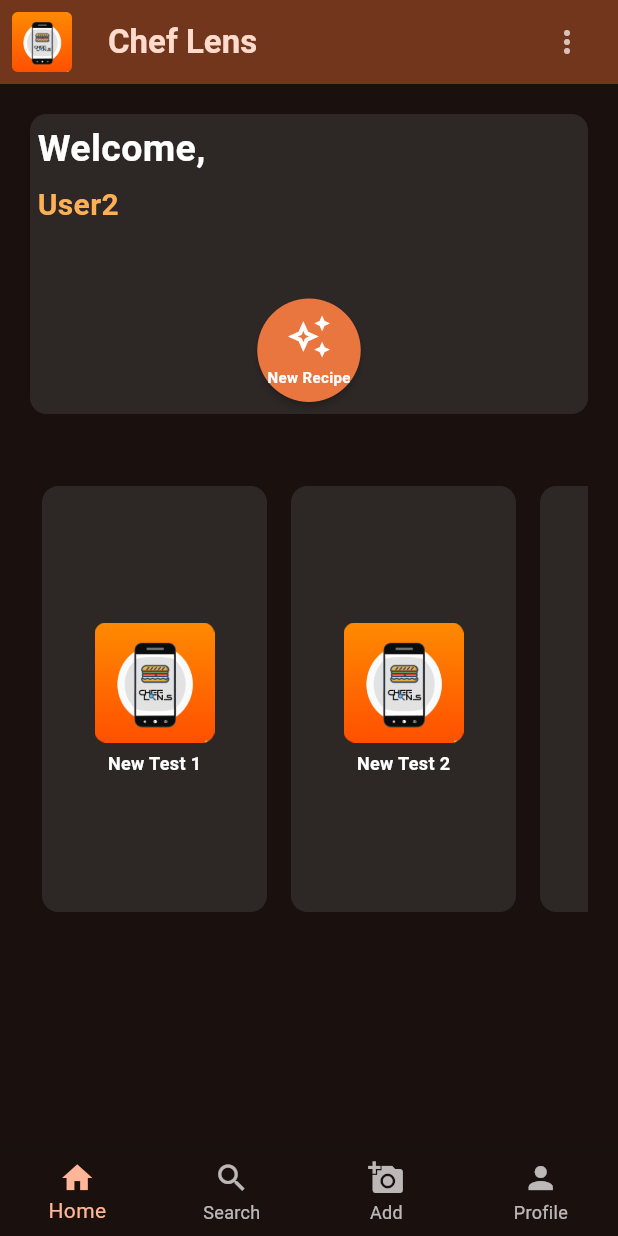
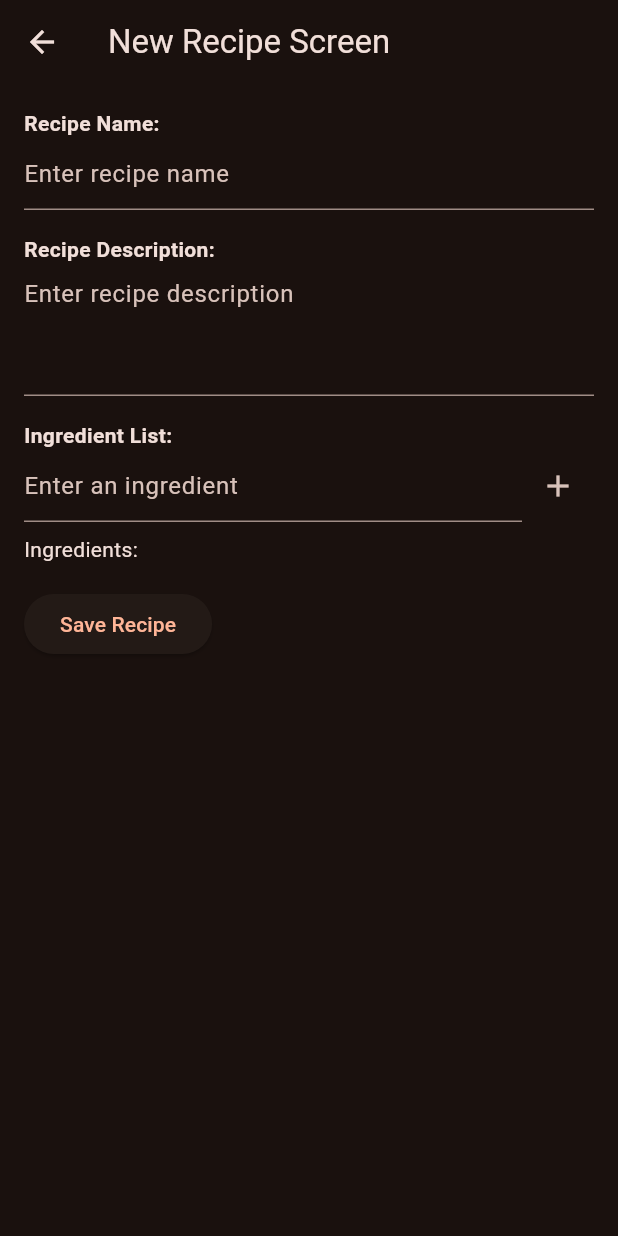
Before and after one commit to brianBoolean88/ChefLens, a Flutter app: the screen it shows after launch, after a tap on "New Recipe", on a phone screen of 412 x 824 dp. Run offline on Flutter 3.47's test engine with Material 3 defaults, Android fonts, the light colour scheme and no system bars; our stand-ins replace cached_network_image, camera, dio; missing offline and left inert: cookie_jar, dio_cookie_manager; Roboto replaces fonts that are missing (Poppins).

Commit message:
Home Screen + 4 new screens

```diff
--- a/lib/main.dart
+++ b/lib/main.dart
@@ -1,13 +1,20 @@
-import "package:flutter/material.dart";
+import 'package:flutter/material.dart';
 import './utilities/customscroll.dart';
-import "screens/root_page.dart";
+import 'screens/root_page.dart';
+import './utilities/app_settings.dart';
+import 'package:provider/provider.dart';
 
 void main() {
-  runApp(const MyApp());
+  runApp(
+    ChangeNotifierProvider(
+      create: (context) => AppSettings(),
+      child: const MyApp(),
+    ),
+  );
 }
 
 class MyApp extends StatelessWidget {
-  const MyApp({super.key});
+  const MyApp({Key? key}) : super(key: key);
 
   @override
   Widget build(BuildContext context) {
@@ -18,7 +25,7 @@ class MyApp extends StatelessWidget {
       theme: ThemeData(
         useMaterial3: true,
         colorScheme: ColorScheme.fromSeed(
-          seedColor: const Color.fromARGB(255, 233, 117, 63),
+          seedColor: context.watch<AppSettings>().appThemeColor,
           brightness: Brightness.dark,
         ),
         fontFamily: "Poppins",
--- a/lib/screens/home_page.dart
+++ b/lib/screens/home_page.dart
@@ -1,15 +1,23 @@
 import "package:flutter/material.dart";
+import 'package:provider/provider.dart';
 import '../utilities/global.dart' as globals;
 import '../widgets/clickable_image.dart';
+import './new_recipe_screen.dart';
+import './info_screen.dart';
+import '../utilities/app_settings.dart';
+import '../utilities/global.dart';
+import '../widgets/recipe_list.dart';
+
+
 
 class HomePage extends StatefulWidget {
   const HomePage({super.key});
-
   @override
   State<HomePage> createState() => _HomePageState();
 }
 
 class _HomePageState extends State<HomePage> {
+
   @override
   Widget build(BuildContext context) {
     return SingleChildScrollView(
@@ -19,16 +27,17 @@ class _HomePageState extends State<HomePage> {
           children: [
             Container(
               decoration: BoxDecoration(
-                color: Color.fromARGB(107, 71, 71, 71),
+                color: const Color.fromARGB(107, 71, 71, 71),
                 borderRadius: BorderRadius.circular(11.0),
               ),
               child: Column(
-                mainAxisAlignment: MainAxisAlignment.start,
+                mainAxisAlignment: MainAxisAlignment.center,
                 children: [
                   Row(
+                    mainAxisAlignment: MainAxisAlignment.center, // Center the Row horizontally
                     children: [
                       Column(
-                        crossAxisAlignment: CrossAxisAlignment.start,
+                        crossAxisAlignment: CrossAxisAlignment.center,
                         children: [
                           const Padding(
                             padding: EdgeInsets.all(5),
@@ -45,10 +54,10 @@ class _HomePageState extends State<HomePage> {
                             padding: const EdgeInsets.only(left: 5),
                             child: Text(
                               globals.username,
-                              style: const TextStyle(
+                              style: TextStyle(
                                 fontWeight: FontWeight.bold,
                                 fontSize: 20,
-                                color: Color.fromRGBO(255, 176, 85, 1),
+                                color: context.watch<AppSettings>().appThemeColor,
                               ),
                             ),
                           ),
@@ -59,12 +68,21 @@ class _HomePageState extends State<HomePage> {
                   const Padding(
                     padding: EdgeInsets.only(top: 20, bottom: 20),
                   ),
+
+                  Row(
+                    mainAxisAlignment: MainAxisAlignment.center,
+                    children: [
                       Padding(
                         padding: const EdgeInsets.all(8.0),
                         child: RawMaterialButton(
-                      onPressed: () => print("hi"),
+                          onPressed: () {
+                            Navigator.push(
+                              context,
+                              MaterialPageRoute(builder: (context) => const NewRecipeScreen()),
+                            );
+                          },
                           elevation: 2.0,
-                      fillColor: const Color.fromARGB(255, 233, 117, 63),
+                          fillColor: context.watch<AppSettings>().appThemeColor,
                           shape: const CircleBorder(),
                           child: const Padding(
                             padding: EdgeInsets.all(10.0),
@@ -90,28 +108,68 @@ class _HomePageState extends State<HomePage> {
                           ),
                         ),
                       ),
+
+
+                      Padding(
+                        padding: const EdgeInsets.all(8.0),
+                        child: RawMaterialButton(
+                          onPressed: () {
+                            Navigator.push(
+                              context,
+                              MaterialPageRoute(builder: (context) => const InfoScreen()),
+                            );
+                          },
+                          elevation: 2.0,
+                          fillColor: context.watch<AppSettings>().appThemeColor,
+                          shape: const CircleBorder(),
+                          child: const Padding(
+                            padding: EdgeInsets.all(10.0),
+                            child: Column(
+                              mainAxisAlignment: MainAxisAlignment.center,
+                              children: [
+                                Icon(
+                                  Icons.info_outline,
+                                  color: Colors.white,
+                                  size: 30.0,
+                                ),
+                                SizedBox(height: 5.0),
+                                Text(
+                                  "Info",
+                                  style: TextStyle(
+                                    color: Colors.white,
+                                    fontWeight: FontWeight.bold,
+                                    fontSize: 10,
+                                  ),
+                                ),
+                              ],
+                            ),
+                          ),
+                        ),
+                      ),
+
+                    ],
+                  )
+
+
                 ],
               ),
             ),
             const Padding(padding: EdgeInsets.all(20)),
-            const SizedBox(
-              height: 300,
-              child: SingleChildScrollView(
-                scrollDirection: Axis.horizontal,
-                child: Row(
-                  children: [
-                    ImageButton(imageName: "assets/images/icon.png", title: "New Test 1"),
-                    ImageButton(imageName: "assets/images/icon.png", title: "New Test 2"),
-                    ImageButton(imageName: "assets/images/icon.png", title: "New Test 3"),
-                    ImageButton(imageName: "assets/images/icon.png", title: "New Test 4"),
-                    ImageButton(imageName: "assets/images/icon.png", title: "New Test 5"),
-                    ImageButton(imageName: "assets/images/icon.png", title: "New Test 6"),
-                    ImageButton(imageName: "assets/images/icon.png", title: "New Test 7"),
-                    // Add more image buttons as needed
-                  ],
+
+            const Text(
+              "Recent Recipes",
+              style: TextStyle(
+                color: Colors.white,
+                fontWeight: FontWeight.bold,
+                fontSize: 20,
               ),
             ),
-            ),
+
+            const Padding(padding: EdgeInsets.all(10)),
+
+
+            RecipeList(),
+
           ],
         ),
       ),
--- /dev/null
+++ b/lib/screens/new_recipe_screen.dart
@@ -0,0 +1,142 @@
+import 'package:flutter/material.dart';
+import '../utilities/global.dart';
+import '../screens/notification_page.dart';
+import '../screens/home_page.dart';
+
+class NewRecipeScreen extends StatefulWidget {
+  const NewRecipeScreen({Key? key}) : super(key: key);
+
+  @override
+  // ignore: library_private_types_in_public_api
+  _NewRecipeScreenState createState() => _NewRecipeScreenState();
+}
+
+class _NewRecipeScreenState extends State<NewRecipeScreen> {
+  final TextEditingController _recipeNameController = TextEditingController();
+  final TextEditingController _recipeDescriptionController =
+      TextEditingController();
+  final TextEditingController _ingredientController = TextEditingController();
+
+  List<String> ingredientList = [];
+
+  @override
+  Widget build(BuildContext context) {
+    return Scaffold(
+      appBar: AppBar(
+        title: const Text("New Recipe Screen"),
+      ),
+      body: Padding(
+        padding: const EdgeInsets.all(16.0),
+        child: Column(
+          crossAxisAlignment: CrossAxisAlignment.start,
+          children: [
+            const Text(
+              "Recipe Name:",
+              style: TextStyle(fontWeight: FontWeight.bold),
+            ),
+            TextField(
+              controller: _recipeNameController,
+              decoration: const InputDecoration(
+                hintText: "Enter recipe name",
+              ),
+            ),
+            const SizedBox(height: 16),
+            const Text(
+              "Recipe Description:",
+              style: TextStyle(fontWeight: FontWeight.bold),
+            ),
+            TextField(
+              controller: _recipeDescriptionController,
+              maxLines: 3,
+              decoration: const InputDecoration(
+                hintText: "Enter recipe description",
+              ),
+            ),
+            const SizedBox(height: 16),
+            const Text(
+              "Ingredient List:",
+              style: TextStyle(fontWeight: FontWeight.bold),
+            ),
+            Row(
+              children: [
+                Expanded(
+                  child: TextField(
+                    controller: _ingredientController,
+                    decoration: const InputDecoration(
+                      hintText: "Enter an ingredient",
+                    ),
+                  ),
+                ),
+                IconButton(
+                  icon: const Icon(Icons.add),
+                  onPressed: () {
+                    setState(() {
+                      final ingredient = _ingredientController.text.trim();
+                      if (ingredient.isNotEmpty) {
+                        ingredientList.add(ingredient);
+                        _ingredientController.clear();
+                      }
+                    });
+                  },
+                ),
+              ],
+            ),
+            const SizedBox(height: 8),
+            Text("Ingredients: ${ingredientList.join(', ')}"),
+            const SizedBox(height: 16),
+            ElevatedButton(
+              onPressed: () {
+                // Check if all fields have text before saving
+                if (_recipeNameController.text.isNotEmpty &&
+                    _recipeDescriptionController.text.isNotEmpty &&
+                    ingredientList.isNotEmpty) {
+                  // Save the recipe with the entered data
+                  final recipeName = _recipeNameController.text;
+                  final recipeDescription = _recipeDescriptionController.text;
+
+                  // Combine all recipe information into a list
+                  List<String> recipeInfo = [recipeName, recipeDescription, ...ingredientList];
+
+                  // Save the recipe to the global list
+
+                  userRecipes.add(recipeInfo);
+                  print("printing user recipes");
+                  print(userRecipes);
+                  // Navigate to the NotificationPage
+                  Navigator.push(
+                    context,
+                    MaterialPageRoute(
+                      builder: (context) => const NotificationPage(
+                        textNotification: "Recipe saved successfully!",
+                        color: Colors.green,
+                      ),
+                    ),
+                  );
+                } else {
+                  // Show an error message or handle accordingly
+                  showDialog(
+                    context: context,
+                    builder: (context) => AlertDialog(
+                      title: const Text("Error"),
+                      content: const Text("Please fill in all fields."),
+                      actions: [
+                        TextButton(
+                          onPressed: () {
+                            Navigator.pop(context);
+                          },
+                          child: const Text("OK"),
+                        ),
+                      ],
+                    ),
+                  );
+                }
+              },
+              child: const Text("Save Recipe"),
+            ),
+
+          ]
+        ),
+      ),
+    );
+  }
+}
--- /dev/null
+++ b/lib/utilities/app_settings.dart
@@ -0,0 +1,12 @@
+import 'package:flutter/material.dart';
+
+class AppSettings extends ChangeNotifier {
+  Color _appThemeColor = const Color.fromARGB(255, 233, 117, 63);
+
+  Color get appThemeColor => _appThemeColor;
+
+  set appThemeColor(Color color) {
+    _appThemeColor = color;
+    notifyListeners();
+  }
+}
--- a/lib/utilities/global.dart
+++ b/lib/utilities/global.dart
@@ -1,3 +1,4 @@
 library my_prj.globals;
 
 String username = "User2";
+List<List<String>> userRecipes = [];
--- /dev/null
+++ b/lib/widgets/recipe_list.dart
@@ -0,0 +1,52 @@
+import 'package:chef_lens/widgets/clickable_image.dart';
+import 'package:flutter/material.dart';
+import '../utilities/global.dart';
+
+const int maxRecentRecipes = 3;
+
+class RecipeList extends StatefulWidget {
+  const RecipeList({super.key});
+
+  @override
+  // ignore: library_private_types_in_public_api
+  _RecipeListState createState() => _RecipeListState();
+}
+
+class _RecipeListState extends State<RecipeList> {
+  @override
+  Widget build(BuildContext context) {
+    return SizedBox(
+      height: 300,
+      child: SingleChildScrollView(
+        scrollDirection: Axis.horizontal,
+        child: Row(
+          children: [
+            ...getRecentRecipes().map(
+              (recipe) => ImageButton(
+                imageName: recipe[0], // Assuming the first element is the image name
+                title: recipe[1], // Assuming the second element is the title
+              ),
+            ),
+            const ImageButton(imageName: "assets/images/icon.png", title: "New Test 1"),
+            const ImageButton(imageName: "assets/images/icon.png", title: "New Test 2"),
+            const ImageButton(imageName: "assets/images/icon.png", title: "New Test 3"),
+            const ImageButton(imageName: "assets/images/icon.png", title: "New Test 4"),
+            const ImageButton(imageName: "assets/images/icon.png", title: "New Test 5"),
+            const ImageButton(imageName: "assets/images/icon.png", title: "New Test 6"),
+            const ImageButton(imageName: "assets/images/icon.png", title: "New Test 7"),
+          ],
+        ),
+      ),
+    );
+  }
+
+  List<List<String>> getRecentRecipes() {
+    int endIndex = userRecipes.length > maxRecentRecipes
+        ? maxRecentRecipes
+        : userRecipes.length;
+
+    print("getting updates");
+    print(userRecipes.sublist(0, endIndex));
+    return userRecipes.sublist(0, endIndex);
+  }
+}
--- a/pubspec.yaml
+++ b/pubspec.yaml
@@ -48,6 +48,7 @@ dependencies:
   path: ^1.8.3
   camera_windows: ^0.2.1+9
   flutter_launcher_icons: ^0.13.1
+  provider: ^6.1.1
 
 dev_dependencies:
   flutter_test:
```
Also changed, not shown: lib/screens/current_recipes_page.dart (added, +55 -0 lines), lib/screens/info_screen.dart (added, +90 -0 lines), lib/screens/notification_page.dart (added, +33 -0 lines), lib/screens/settings_page.dart (added, +111 -0 lines), lib/widgets/top_app_bar.dart (+14 -13 lines), 1 other file. Lines whose indentation alone changed are shown as unchanged.
